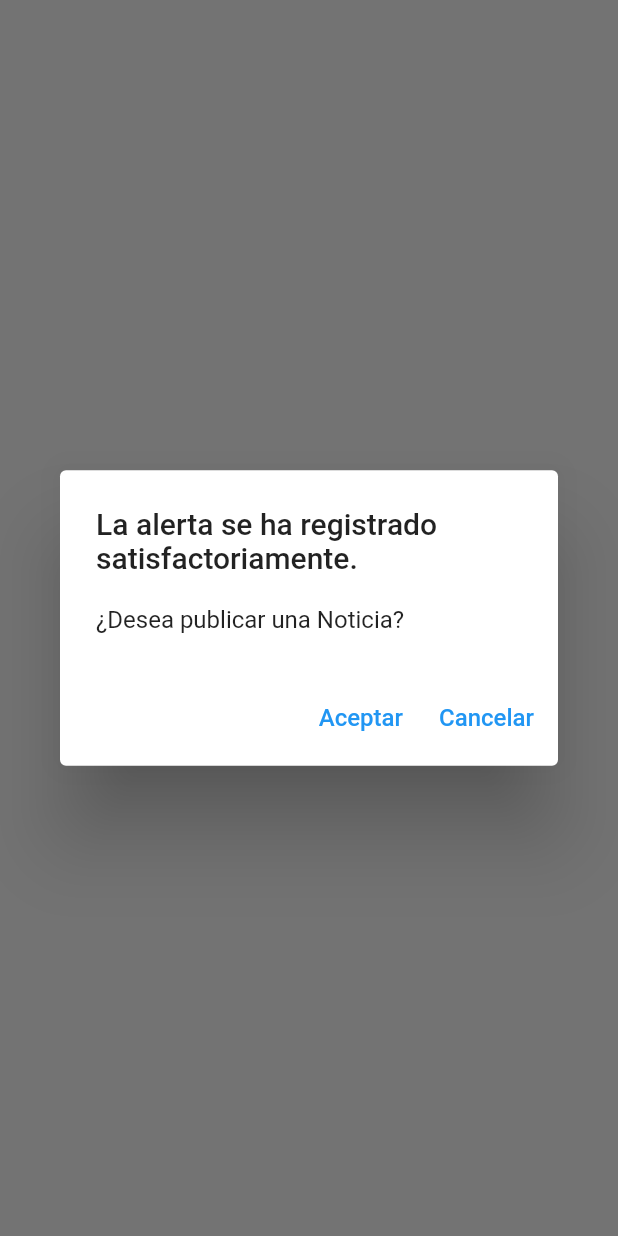
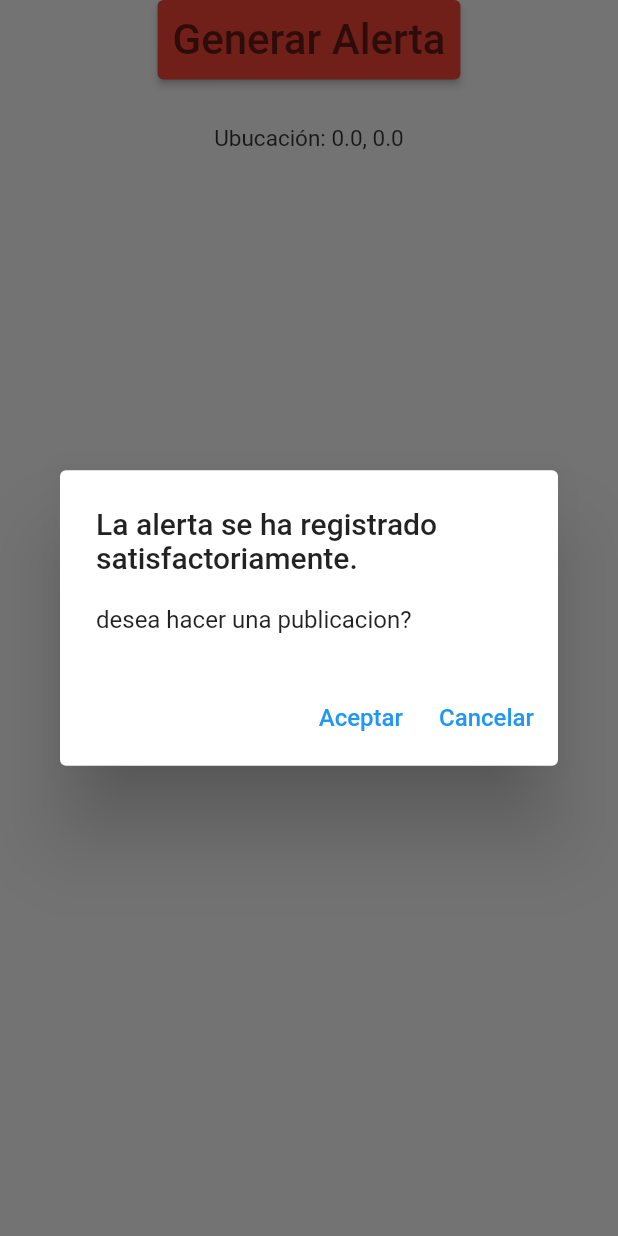
Before and after one commit to sebas2171/CommSafe, a Flutter app: the _Buttom widget shown alone on an empty page, opened directly, after a tap on "Generar Alerta", on a phone screen of 412 x 824 dp. Run offline on Flutter 3.47's test engine with Material 2 defaults, Android fonts, the phone set to English and light mode, and no system bars; our stand-ins replace flutter_secure_storage, google_maps_flutter, image_picker, location; accounts and stored records are empty; network calls fail.

Commit message:
resuelto problema mapa

```diff
--- a/comm_safe/lib/screens/map_screen.dart
+++ b/comm_safe/lib/screens/map_screen.dart
@@ -5,6 +5,7 @@ import 'package:comm_safe/services/services.dart';
 import 'package:provider/provider.dart';
 
 class MapScreen extends StatefulWidget {
+
   @override
   _MapScreenState createState() => _MapScreenState();
 }
@@ -47,7 +48,6 @@ class _MapScreenState extends State<MapScreen> {
             ),
     ]);
     return Scaffold(
-
       body: userLocation != null
           ? GoogleMap(
               //zoomControlsEnabled: false,
@@ -83,8 +83,6 @@ class _MapScreenState extends State<MapScreen> {
 class AlertButtom extends StatelessWidget {
   @override
   Widget build(BuildContext context) {
-    var userLocation = Provider.of<UserLocation>(context);
-    final postService = Provider.of<PostService>(context);
 
     return BottomAppBar(
       child: Container(
@@ -98,15 +96,27 @@ class AlertButtom extends StatelessWidget {
             offset: Offset(0, -5),
           ),
         ]),
-        child: Column(
+        child: _Buttom()
+      ),
+    );
+  }
+}
+
+class _Buttom extends StatelessWidget {
+  @override
+  Widget build(BuildContext context) {
+
+    var userLocation = Provider.of<UserLocation>(context);
+    final postService = Provider.of<PostService>(context);
+
+
+    return Column(
           children: [
             Container(
-              child: RaisedButton(
-          padding: EdgeInsets.all(10),
-          color: Colors.red,
-          shape: RoundedRectangleBorder(
-              borderRadius: BorderRadius.circular(18.0),
-              side: BorderSide(color: Colors.red)),
+              child: ElevatedButton(
+
+          style: ButtonStyle(backgroundColor: MaterialStateProperty.all<Color>(Colors.red),
+          padding: MaterialStateProperty.all<EdgeInsetsGeometry>(EdgeInsets.all(10))),
           child: Text('Generar Alerta',
               style: TextStyle(
                   fontSize: 28, color: Colors.black.withOpacity(0.6))),
@@ -115,20 +125,24 @@ class AlertButtom extends StatelessWidget {
               context: context,
               builder: (contex) => AlertDialog(
                 title: Text('La alerta se ha registrado satisfactoriamente.'),
-                content: Text('¿Desea publicar una Noticia?'),
+                content: Text('desea hacer una publicacion?'),
                 actions: [
                   TextButton(
                     child: Text('Aceptar', style: TextStyle(fontSize: 16)),
                     onPressed: () {
 
                       postService.selectedPost = new Post();
-                      Navigator.pushNamed(context, 'post');
+
+                       Navigator.pushNamed(contex, 'post');
+
                     },
                   ),
                   TextButton(
                     child: Text('Cancelar', style: TextStyle(fontSize: 16)),
                     onPressed: () {
-                      Navigator.pushNamed(context, 'map');
+
+                       Navigator.pop(contex);
+
                     },
                   ),
                 ],
@@ -137,6 +151,9 @@ class AlertButtom extends StatelessWidget {
           },
         ),
             ),
+
+        SizedBox(height: 30),
+
             Align(
               alignment: FractionalOffset.bottomCenter,
               child: Padding(
@@ -153,55 +170,6 @@ class AlertButtom extends StatelessWidget {
               ),
             ),
           ],
-        ),
-      ),
-    );
+        );
   }
 }
-
-class _Buttom extends StatelessWidget {
-  @override
-  Widget build(BuildContext context) {
-
-
-    return Scaffold(
-      body: Center(
-        child: RaisedButton(
-          padding: EdgeInsets.all(10),
-          color: Colors.red,
-          shape: RoundedRectangleBorder(
-              borderRadius: BorderRadius.circular(18.0),
-              side: BorderSide(color: Colors.red)),
-          child: Text('Generar Alerta',
-              style: TextStyle(
-                  fontSize: 28, color: Colors.black.withOpacity(0.6))),
-          onPressed: () {
-            showDialog(
-              context: context,
-              builder: (contex) => AlertDialog(
-                title: Text('La alerta se ha registrado satisfactoriamente.'),
-                content: Text('¿Desea publicar una Noticia?'),
-                actions: [
-                  TextButton(
-                    child: Text('Aceptar', style: TextStyle(fontSize: 16)),
-                    onPressed: () {
-
-                      PostService().selectedPost = new Post();
-                      Navigator.pushNamed(context, 'home');
-                    },
-                  ),
-                  TextButton(
-                    child: Text('Cancelar', style: TextStyle(fontSize: 16)),
-                    onPressed: () {
-                      Navigator.of(context).pop('Cancelar');
-                    },
-                  ),
-                ],
-              ),
-            );
-          },
-        ),
-      ),
-    );
-  }
-}
--- a/comm_safe/lib/widgets/Post_card.dart
+++ b/comm_safe/lib/widgets/Post_card.dart
@@ -51,8 +51,7 @@ class PostCard extends StatelessWidget {
                                   'Cuidado, ¿desea eliminar la publicacion permanentemente?'),
                               actions: [
                                 TextButton(
-                                    child: Text('Cancelar',
-                                        style: TextStyle(fontSize: 16)),
+                                    child: Text('Cancelar', style: TextStyle(fontSize: 16)),
                                     onPressed: () {
                                       Navigator.of(context).pop('cancel');
                                     }),
```
